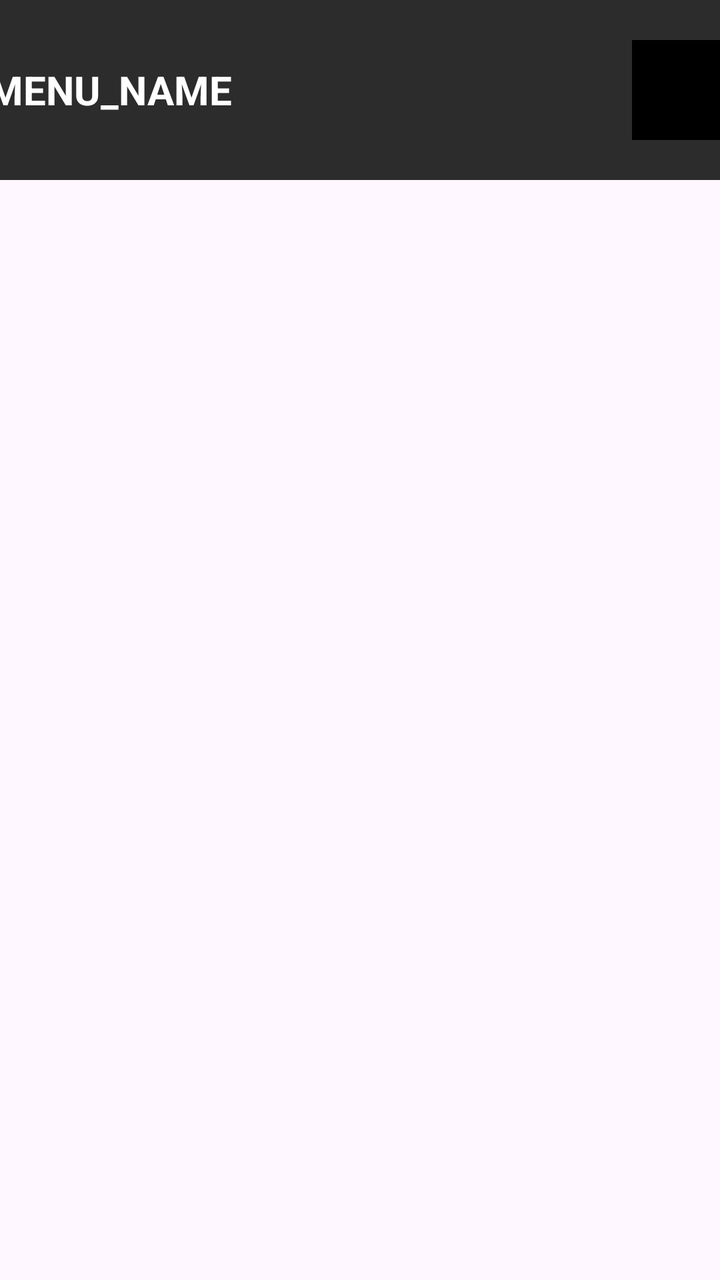
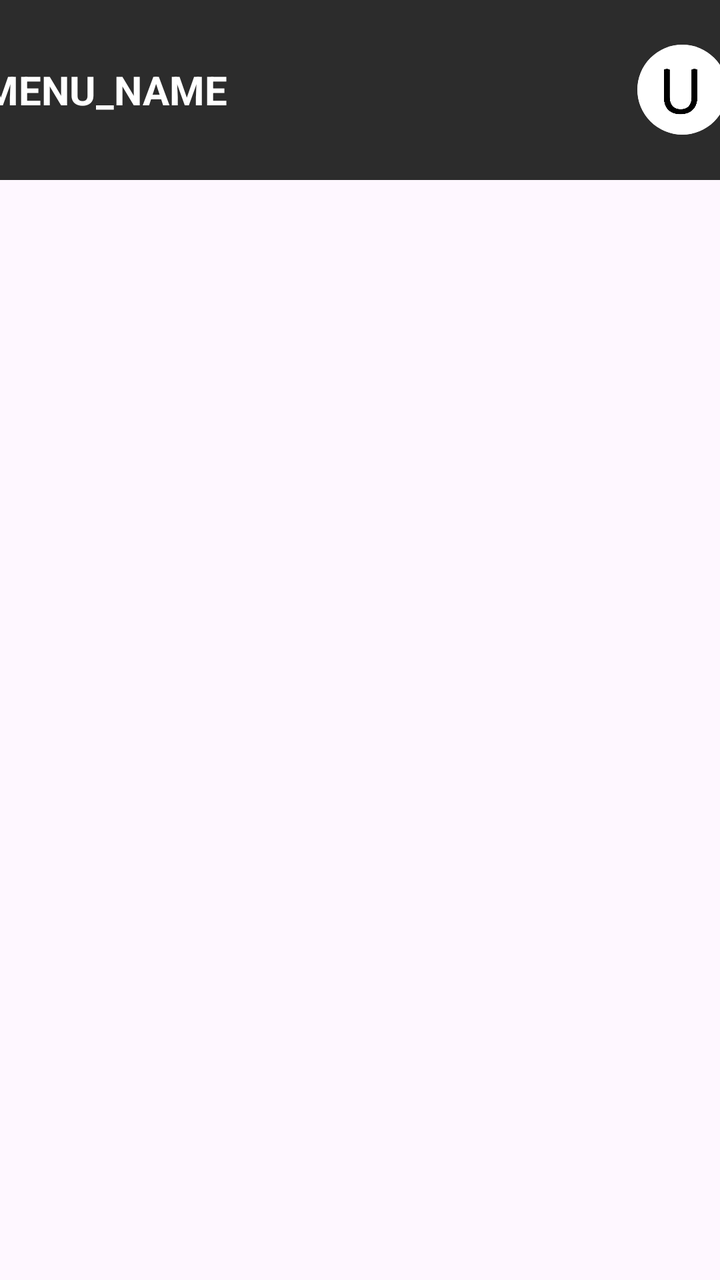

Two renders of the same Android screen: before a commit and after it. Below are the layout's source before the change and the commit's diff.
<!-- AndroidManifest.xml: application theme Theme.Riova -->
<!-- res/layout/header.xml -->
<?xml version="1.0" encoding="utf-8"?>
<androidx.constraintlayout.widget.ConstraintLayout xmlns:android="http://schemas.android.com/apk/res/android"
    xmlns:app="http://schemas.android.com/apk/res-auto"
    android:layout_width="match_parent"
    android:layout_height="match_parent">

    
    <LinearLayout
        android:layout_margin="0dp"
        android:layout_width="match_parent"
        android:layout_height="90dp"
        android:orientation="horizontal"
        android:gravity="center"
        app:layout_constraintTop_toTopOf="parent"
        app:layout_constraintEnd_toEndOf="parent"
        app:layout_constraintStart_toStartOf="parent"
        android:background="@color/footer_back"
        android:id="@+id/header_layout">

        <LinearLayout
            android:layout_width="match_parent"
            android:layout_height="match_parent"
            android:gravity="center">
            <TextView
                android:layout_width="wrap_content"
                android:layout_height="wrap_content"
                android:textColor="@color/white"
                android:textSize="20dp"
                android:layout_marginRight="200dp"
                android:text="MENU_NAME"
                android:textStyle="bold"
                android:fontFamily="sans-serif"/>
            <ImageButton
                android:layout_width="50dp"
                android:layout_height="50dp"
                android:background="@color/black"/>
        </LinearLayout>

    </LinearLayout>

</androidx.constraintlayout.widget.ConstraintLayout>
<!-- resources referenced by this layout -->
<resources>
  <color name="black">#FF000000</color>
  <color name="footer_back">#2C2C2C</color>
  <color name="white">#FFFFFFFF</color>
  <style name="Theme.Riova" parent="Base.Theme.Riova" />
  <style name="Base.Theme.Riova" parent="Theme.Material3.DayNight.NoActionBar">
          
          
      </style>
</resources>

<!-- the commit's change to res/layout/header.xml (unified diff, before → after) -->
@@ -16,25 +16,25 @@
         app:layout_constraintStart_toStartOf="parent"
         android:background="@color/footer_back"
         android:id="@+id/header_layout">
-
-        <LinearLayout
-            android:layout_width="match_parent"
-            android:layout_height="match_parent"
-            android:gravity="center">
-            <TextView
-                android:layout_width="wrap_content"
-                android:layout_height="wrap_content"
-                android:textColor="@color/white"
-                android:textSize="20dp"
-                android:layout_marginRight="200dp"
-                android:text="MENU_NAME"
-                android:textStyle="bold"
-                android:fontFamily="sans-serif"/>
-            <ImageButton
-                android:layout_width="50dp"
-                android:layout_height="50dp"
-                android:background="@color/black"/>
-        </LinearLayout>
+        <TextView
+            android:layout_width="wrap_content"
+            android:layout_height="wrap_content"
+            android:textColor="@color/white"
+            android:textSize="20sp"
+            android:layout_marginEnd="200dp"
+            android:text="@string/menu_name"
+            style="account_settings_button.xml"
+            android:textStyle="bold"
+            android:fontFamily="sans-serif"/>
+        <ImageButton
+            android:id="@+id/accountSettings"
+            android:clickable="true"
+            android:contentDescription="@string/user_account"
+            style="@style/account_settings_button_style"
+            app:backgroundTint="@null"
+            android:scaleType="fitCenter"
+            android:clipToOutline="true"
+            android:src="@drawable/user_icon"/>
 
     </LinearLayout>
 
<!-- resource entries referenced after the edit -->
@@ -1,9 +1,31 @@
 <!-- resources referenced by this layout -->
 <resources>
-  <color name="black">#FF000000</color>
   <color name="footer_back">#2C2C2C</color>
   <color name="white">#FFFFFFFF</color>
+  <!-- drawable user_icon: jpg bitmap (drawable, 13505 bytes) -->
+  <string name="menu_name">MENU_NAME</string>
+  <string name="user_account">User Account</string>
+  <style name="account_settings_button_style" parent="Widget.AppCompat.ImageButton">
+          <item name="android:layout_width">45dp</item>
+          <item name="android:layout_height">45dp</item>
+          <item name="android:layout_margin">5dp</item>
+          <item name="android:background">@drawable/account_settings_button</item>
+          <item name="cornerSize">16dp</item>
+          <item name="cornerFamily">rounded</item>
+      </style>
   <style name="Theme.Riova" parent="Base.Theme.Riova" />
+  <!-- drawable account_settings_button (drawable) -->
+  <?xml version="1.0" encoding="utf-8"?>
+  <shape xmlns:android="http://schemas.android.com/apk/res/android">
+      <solid android:color="#00000000"/>
+      <stroke
+          android:width="3dp"
+          android:color="#FFFFFF"
+          />
+      <corners
+          android:radius="2000dp"
+          />
+  </shape>
   <style name="Base.Theme.Riova" parent="Theme.Material3.DayNight.NoActionBar">
           
           
